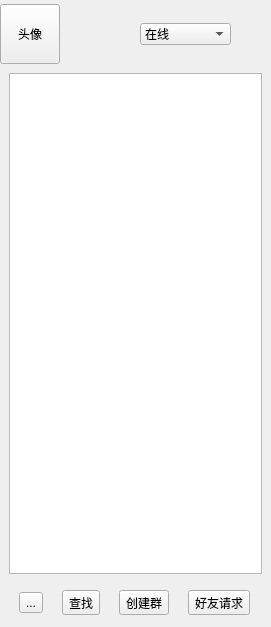
First picture: the form in qtClient/friendpage.ui, repository huwei12345/smallchat, before the edit.
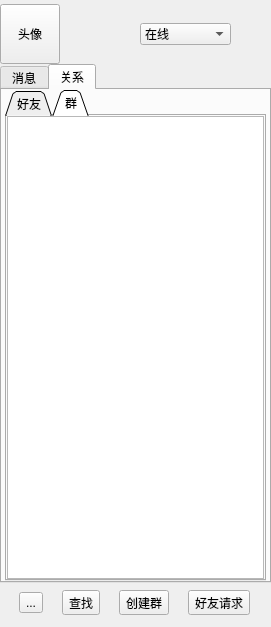
Second picture: the form after the edit.

Diff of the .ui file:
```diff
--- a/qtClient/friendpage.ui
+++ b/qtClient/friendpage.ui
@@ -13,7 +13,7 @@
   <property name="windowTitle">
    <string>Form</string>
   </property>
-  <layout class="QHBoxLayout" name="horizontalLayout">
+  <layout class="QVBoxLayout" name="verticalLayout_3">
    <property name="leftMargin">
     <number>0</number>
    </property>
@@ -155,8 +155,161 @@
       <item>
        <widget class="QWidget" name="widget_4" native="true">
         <layout class="QVBoxLayout" name="verticalLayout_2">
+         <property name="spacing">
+          <number>0</number>
+         </property>
+         <property name="leftMargin">
+          <number>0</number>
+         </property>
+         <property name="topMargin">
+          <number>0</number>
+         </property>
+         <property name="rightMargin">
+          <number>0</number>
+         </property>
+         <property name="bottomMargin">
+          <number>0</number>
+         </property>
          <item>
-          <widget class="QListWidget" name="listWidget"/>
+          <widget class="QTabWidget" name="tabWidget">
+           <property name="currentIndex">
+            <number>1</number>
+           </property>
+           <widget class="QWidget" name="tab">
+            <attribute name="title">
+             <string>消息</string>
+            </attribute>
+            <layout class="QHBoxLayout" name="horizontalLayout">
+             <property name="spacing">
+              <number>0</number>
+             </property>
+             <property name="leftMargin">
+              <number>0</number>
+             </property>
+             <property name="topMargin">
+              <number>0</number>
+             </property>
+             <property name="rightMargin">
+              <number>0</number>
+             </property>
+             <property name="bottomMargin">
+              <number>0</number>
+             </property>
+             <item>
+              <widget class="QListWidget" name="listWidget"/>
+             </item>
+            </layout>
+           </widget>
+           <widget class="QWidget" name="tab_2">
+            <attribute name="title">
+             <string>关系</string>
+            </attribute>
+            <layout class="QHBoxLayout" name="horizontalLayout_4">
+             <property name="spacing">
+              <number>0</number>
+             </property>
+             <property name="leftMargin">
+              <number>3</number>
+             </property>
+             <property name="topMargin">
+              <number>0</number>
+             </property>
+             <property name="rightMargin">
+              <number>3</number>
+             </property>
+             <property name="bottomMargin">
+              <number>0</number>
+             </property>
+             <item>
+              <widget class="QTabWidget" name="tabWidget_2">
+               <property name="layoutDirection">
+                <enum>Qt::LeftToRight</enum>
+               </property>
+               <property name="autoFillBackground">
+                <bool>false</bool>
+               </property>
+               <property name="tabPosition">
+                <enum>QTabWidget::North</enum>
+               </property>
+               <property name="tabShape">
+                <enum>QTabWidget::Triangular</enum>
+               </property>
+               <property name="currentIndex">
+                <number>1</number>
+               </property>
+               <property name="elideMode">
+                <enum>Qt::ElideRight</enum>
+               </property>
+               <property name="usesScrollButtons">
+                <bool>true</bool>
+               </property>
+               <property name="documentMode">
+                <bool>false</bool>
+               </property>
+               <property name="tabsClosable">
+                <bool>false</bool>
+               </property>
+               <property name="movable">
+                <bool>false</bool>
+               </property>
+               <property name="tabBarAutoHide">
+                <bool>false</bool>
+               </property>
+               <widget class="QWidget" name="tab_3">
+                <attribute name="title">
+                 <string>好友</string>
+                </attribute>
+                <layout class="QHBoxLayout" name="horizontalLayout_5">
+                 <property name="spacing">
+                  <number>0</number>
+                 </property>
+                 <property name="leftMargin">
+                  <number>0</number>
+                 </property>
+                 <property name="topMargin">
+                  <number>0</number>
+                 </property>
+                 <property name="rightMargin">
+                  <number>0</number>
+                 </property>
+                 <property name="bottomMargin">
+                  <number>0</number>
+                 </property>
+                 <item>
+                  <widget class="QListWidget" name="listWidget_3"/>
+                 </item>
+                </layout>
+               </widget>
+               <widget class="QWidget" name="tab_4">
+                <attribute name="title">
+                 <string>群</string>
+                </attribute>
+                <layout class="QHBoxLayout" name="horizontalLayout_6">
+                 <property name="spacing">
+                  <number>0</number>
+                 </property>
+                 <property name="leftMargin">
+                  <number>0</number>
+                 </property>
+                 <property name="topMargin">
+                  <number>0</number>
+                 </property>
+                 <property name="rightMargin">
+                  <number>0</number>
+                 </property>
+                 <property name="bottomMargin">
+                  <number>0</number>
+                 </property>
+                 <item>
+                  <widget class="QListWidget" name="listWidget_2"/>
+                 </item>
+                </layout>
+               </widget>
+              </widget>
+             </item>
+            </layout>
+           </widget>
+          </widget>
          </item>
         </layout>
        </widget>
```
